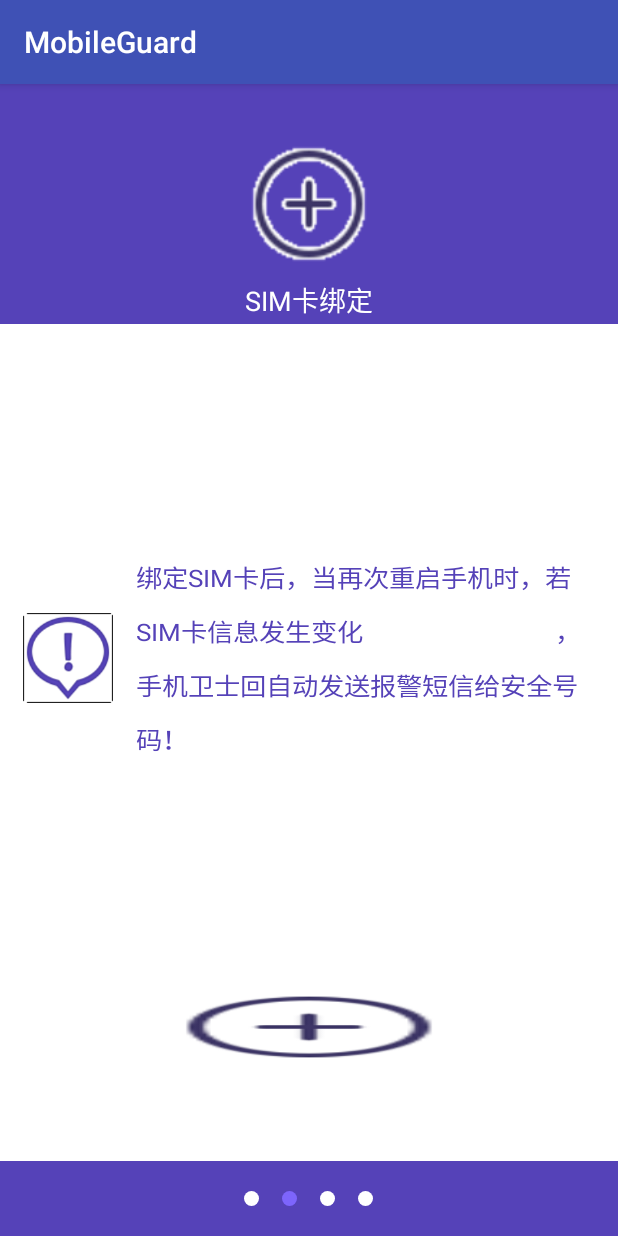
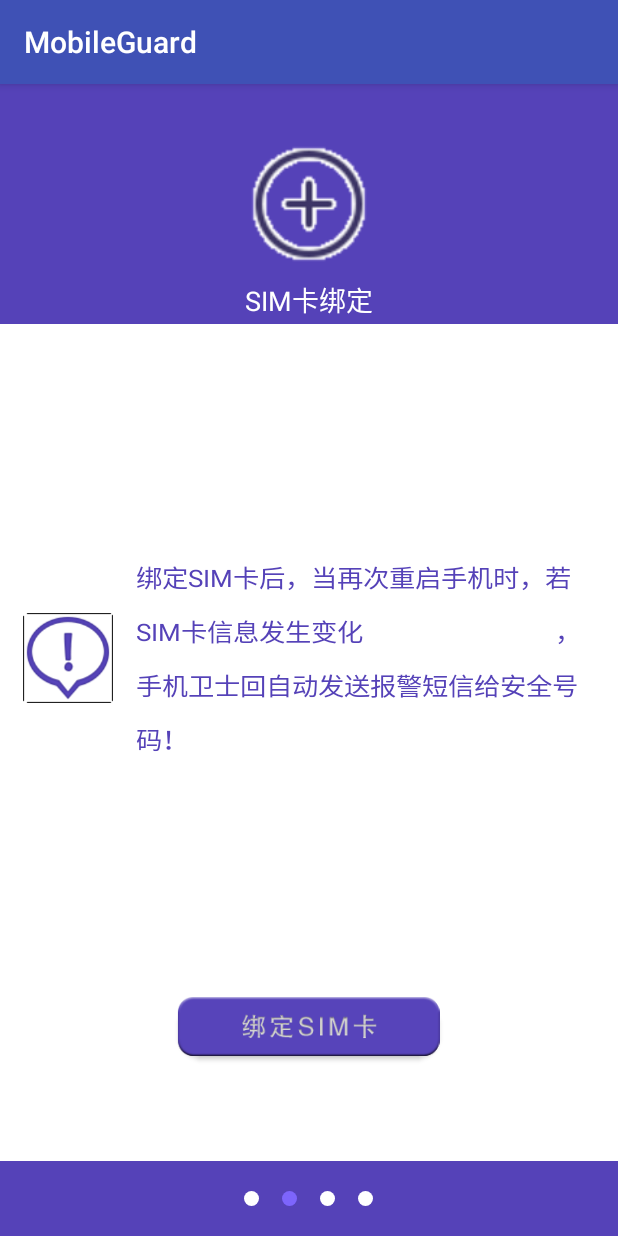
Before and after one commit to leeqibin/MobileGuard3, an Android app: the Setup2Activity screen opened directly, with no data from a screen before it, on a phone screen of 412 x 824 dp. Run offline under Robolectric (Android 15) with nearby library versions, the phone set to English and light mode, and no system bars.

Commit message:
zui新代码zui

```diff
--- a/app/src/main/java/cn/edu/gdmec/android/mobileguard/App.java
+++ b/app/src/main/java/cn/edu/gdmec/android/mobileguard/App.java
@@ -22,7 +22,7 @@
         boolean protecting=sp.getBoolean("protecting",true);
         if(protecting){
             String bindsim=sp.getString("sim","");
-            TelephonyManager tm=(TelephonyManager) getSystemService(Context.TELECOM_SERVICE);
+            TelephonyManager tm=(TelephonyManager) getSystemService(Context.TELEPHONY_SERVICE);
             String realsim=tm.getSimSerialNumber();
             realsim="999";
             if (bindsim.equals(realsim)){
--- a/app/src/main/java/cn/edu/gdmec/android/mobileguard/m2theftguard/Setup2Activity.java
+++ b/app/src/main/java/cn/edu/gdmec/android/mobileguard/m2theftguard/Setup2Activity.java
@@ -24,7 +24,7 @@
         super.onCreate(savedInstanceState);
         setContentView(R.layout.activity_setup_2);
         ((RadioButton) findViewById(R.id.rb_second)).setChecked(true);
-        mTelephonyManager=(TelephonyManager) getSystemService(TELECOM_SERVICE);
+        mTelephonyManager=(TelephonyManager) getSystemService(TELEPHONY_SERVICE);
         mBindSIMBtn=(Button) findViewById(R.id.btn_bind_sim);
         mBindSIMBtn.setOnClickListener(this);
         if(isBind()){
--- a/app/src/main/res/layout/activity_setup_2.xml
+++ b/app/src/main/res/layout/activity_setup_2.xml
@@ -73,7 +73,7 @@
                     android:layout_height="45dp"
                     android:layout_gravity="center_horizontal"
                     android:layout_marginBottom="20dp"
-                    android:background="@drawable/sim_bind_selector"
+                    android:background="@drawable/sim_bind_p"
                     android:gravity="center"/>
             </LinearLayout>
         </LinearLayout>
```
Also changed, not shown: app/src/main/java/cn/edu/gdmec/android/mobileguard/m2theftguard/utils/ContactInfoParser.java (+11 -10 lines), app/src/main/res/drawable/sim_bind_p.9.png (added).
